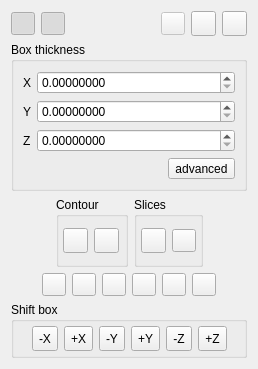
Old version of the form qCC/ui_templates/clippingBoxDlg.ui in the repository CloudCompare/CloudCompare.
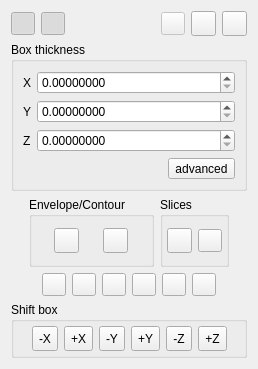
New version of the form. Icons and pictures are not drawn.

Diff of the .ui file:
```diff
--- a/qCC/ui_templates/clippingBoxDlg.ui
+++ b/qCC/ui_templates/clippingBoxDlg.ui
@@ -239,7 +239,7 @@
      <item>
       <widget class="QGroupBox" name="contourGroupBox">
        <property name="title">
-        <string>Contour</string>
+        <string>Envelope/Contour</string>
        </property>
        <layout class="QHBoxLayout" name="horizontalLayout">
         <property name="leftMargin">
```
Left out of the diff: 15 changed lines with no effect on the pictures.
